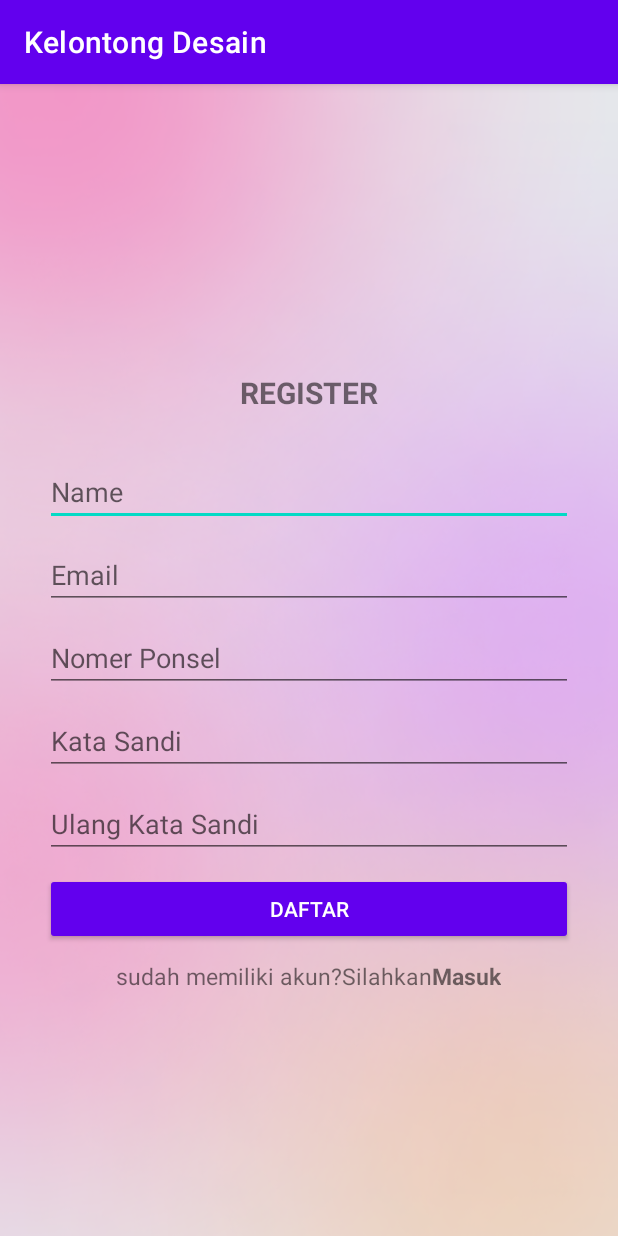
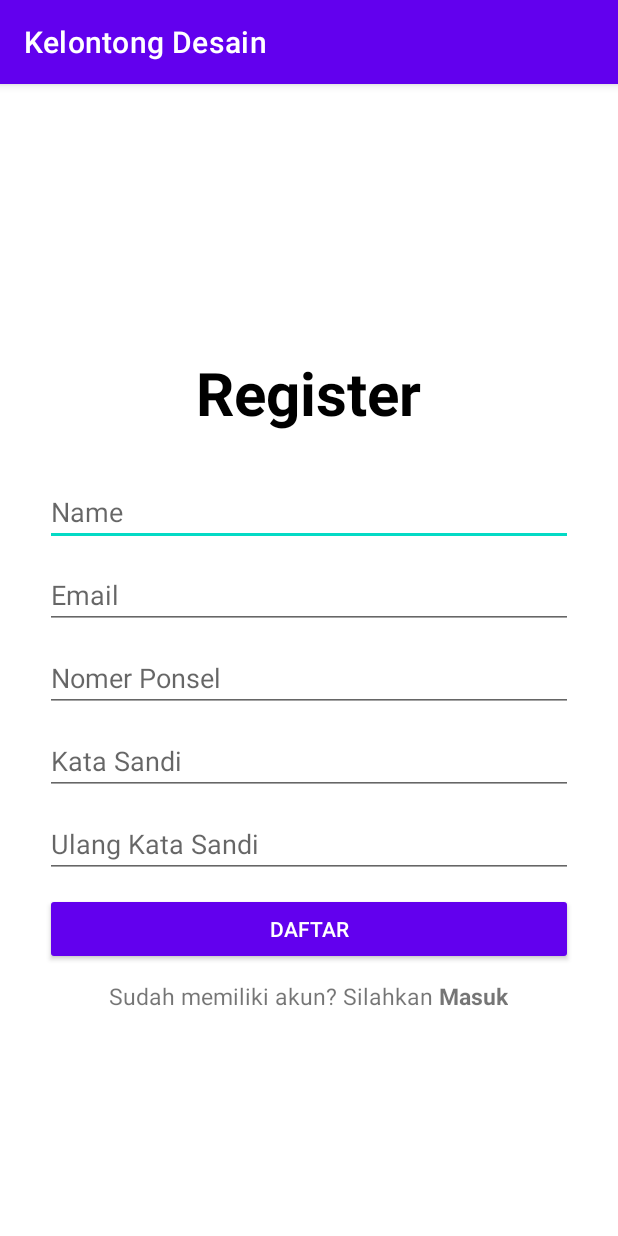
Before and after one commit to rahmarmd/project, an Android app: the RegisterActivity screen opened directly, with no data from a screen before it, on a phone screen of 412 x 824 dp. Run offline under Robolectric (Android 15) with nearby library versions, the phone set to English and light mode, and no system bars.

Commit message:
ubah background

```diff
--- a/app/src/main/res/drawable/bg_rounded.xml
+++ b/app/src/main/res/drawable/bg_rounded.xml
@@ -1,6 +1,6 @@
 <?xml version="1.0" encoding="utf-8"?>
 <shape android:shape="rectangle"
     xmlns:android="http://schemas.android.com/apk/res/android">
-    <solid android:color="@color/white"/>
+    <solid android:color="@color/abu"/>
     <corners android:radius="15dp"/>
 </shape>
--- a/app/src/main/res/layout/activity_main.xml
+++ b/app/src/main/res/layout/activity_main.xml
@@ -17,6 +17,6 @@
         android:layout_width="match_parent"
         android:layout_alignParentBottom="true"
         android:layout_height="wrap_content"
-        app:menu="@menu/bottom_navigation"/>
+        app:menu="@menu/bottom_navigation" />
 
 </RelativeLayout>
--- a/app/src/main/res/layout/activity_register.xml
+++ b/app/src/main/res/layout/activity_register.xml
@@ -7,18 +7,29 @@
    android:paddingHorizontal="30dp"
     android:orientation="vertical"
     android:gravity="center"
-    android:background="@drawable/login"
     tools:context=".RegisterActivity">
 
 
+<!--    <TextView-->
+<!--        android:layout_width="match_parent"-->
+<!--        android:layout_height="wrap_content"-->
+<!--        android:text="REGISTER"-->
+<!--        android:layout_margin="30dp"-->
+<!--        android:layout_marginTop="50dp"-->
+<!--        android:textStyle="bold"-->
+<!--        android:textSize="20sp"-->
+<!--        android:gravity="center"/>-->
     <TextView
-        android:layout_width="match_parent"
+        android:layout_width="wrap_content"
         android:layout_height="wrap_content"
-        android:text="REGISTER"
         android:layout_margin="30dp"
+        android:layout_marginBottom="100dp"
+        android:layout_marginTop="50dp"
+        android:layout_gravity="center"
         android:textStyle="bold"
-        android:textSize="20sp"
-        android:gravity="center"/>
+        android:textColor="@color/black"
+        android:text="Register"
+        android:textSize="40dp" />
 
     <EditText
         android:id="@+id/txtname"
@@ -71,7 +82,7 @@
         <TextView
             android:layout_width="wrap_content"
             android:layout_height="wrap_content"
-            android:text="sudah memiliki akun?Silahkan"
+            android:text="Sudah memiliki akun? Silahkan "
             android:textStyle="normal"
             android:textSize="15sp"
             android:textAlignment="textStart"/>
--- a/app/src/main/res/layout/fragment_beranda.xml
+++ b/app/src/main/res/layout/fragment_beranda.xml
@@ -3,7 +3,6 @@
     xmlns:tools="http://schemas.android.com/tools"
     android:layout_width="match_parent"
     android:layout_height="match_parent"
-    android:background="@drawable/login"
     tools:context=".BerandaFragment">
 
     <!-- TODO: Update blank fragment layout -->
@@ -26,7 +25,7 @@
             android:layout_height="152dp"
             android:layout_marginHorizontal="12dp"
             android:layout_marginVertical="16dp"
-            android:background="@drawable/Dimsum"/>
+            android:background="@drawable/dimsum"/>
 
     </LinearLayout>
 
--- a/app/src/main/res/layout/fragment_form.xml
+++ b/app/src/main/res/layout/fragment_form.xml
@@ -5,7 +5,6 @@
     android:layout_width="match_parent"
     android:layout_height="match_parent"
     android:orientation="vertical"
-    android:background="@drawable/login"
     tools:context=".FormFragment">
 
 
@@ -17,7 +16,7 @@
         android:layout_marginTop="25dp"
         android:layout_gravity="center"
         android:textStyle="bold"
-        android:textColor="@color/white"
+        android:textColor="@color/black"
         android:text="Form Pesanan"
         android:textSize="25dp"/>
 
@@ -25,7 +24,6 @@
         android:layout_width="wrap_content"
         android:layout_height="wrap_content"
         android:orientation="vertical"
-        android:background="@color/white"
         android:layout_gravity="center"
         android:layout_marginTop="25dp">
 
--- a/app/src/main/res/values/colors.xml
+++ b/app/src/main/res/values/colors.xml
@@ -7,4 +7,6 @@
     <color name="teal_700">#FF018786</color>
     <color name="black">#FF000000</color>
     <color name="white">#FFFFFFFF</color>
+    <color name="abu">#808080</color>
+
 </resources>
```
Also changed, not shown: app/src/main/res/layout/activity_login.xml (+2 -6 lines), app/src/main/res/layout/activity_splash_screen.xml (+4 -6 lines), app/src/main/res/layout/fragment_blank.xml (deleted, +0 -14 lines), app/src/main/res/layout/fragment_call.xml (deleted, +0 -17 lines), app/src/main/res/layout/fragment_daftar.xml (+3 -5 lines), app/src/main/res/layout/fragment_status.xml (deleted, +0 -17 lines), app/src/main/res/drawable/logo.png (added).
